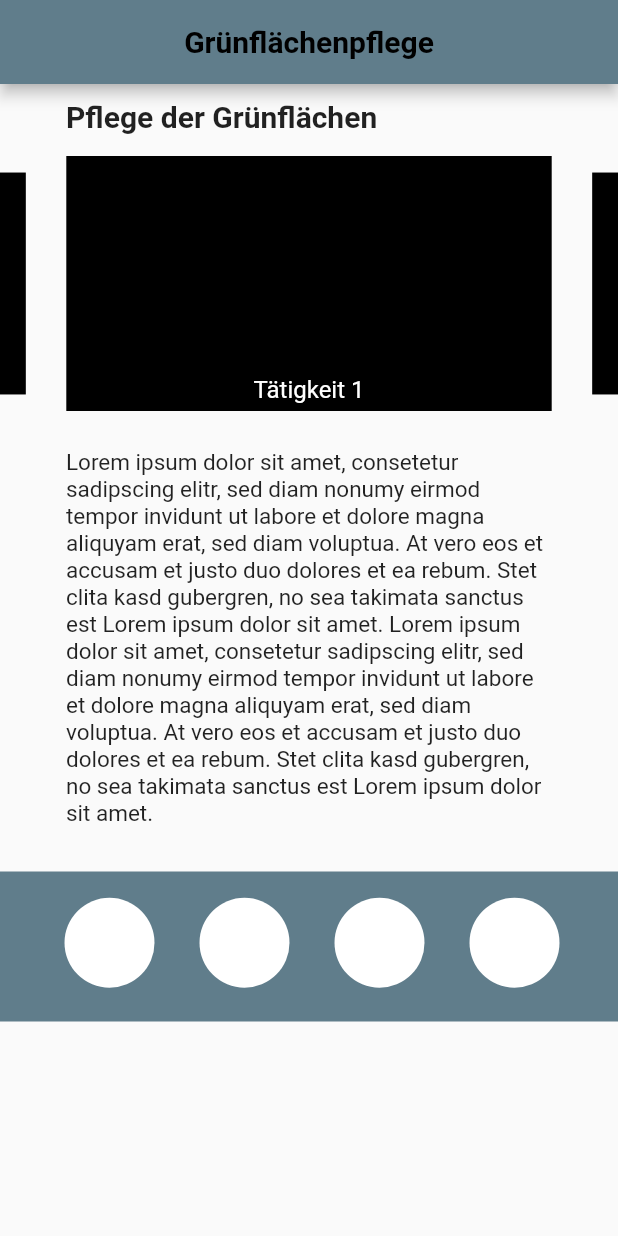
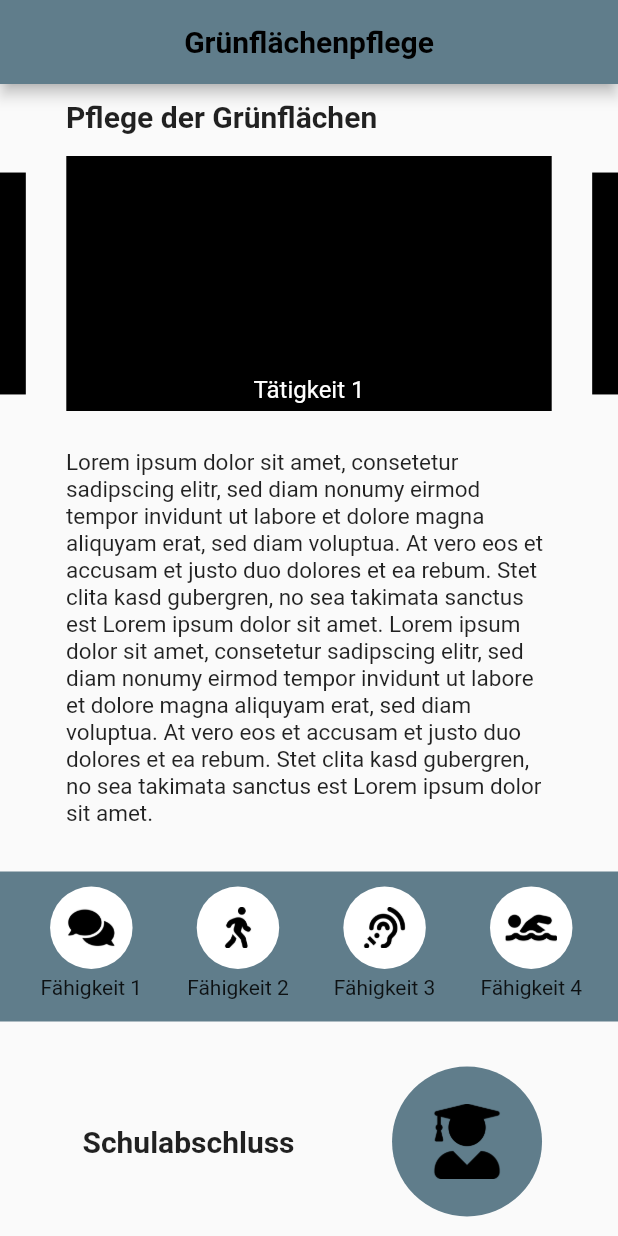
Before and after one commit to natoriouskpk/screen_jobdetails, a Flutter app: the screen it shows after launch, on a phone screen of 412 x 824 dp. Run offline on Flutter 3.47's test engine with Material 2 defaults, Android fonts, the phone set to English and light mode, and no system bars; drawn by our look-alikes of carousel_slider; network calls fail; project files that could hold a hidden picture were left out.

Commit message:
- AppBar with specific text - arrow_back_button ----------------------------- - Image of the job - Title of the job - image_carousel - job description - work activities as circles with a blue-grey background ----------------------------- - graduation text - circle_avatar with gradutation icon in it

```diff
--- a/lib/main.dart
+++ b/lib/main.dart
@@ -1,3 +1,4 @@
+import 'package:flutter/cupertino.dart';
 import 'package:flutter/material.dart';
 import 'package:carousel_slider/carousel_slider.dart';
 
@@ -135,53 +136,131 @@ class _MyHomePageState extends State<MyHomePage> {
                 child: Row(
                   children: [
                     Padding(
-                          padding: const EdgeInsets.fromLTRB(43, 10, 15, 15),
-                          child: Container(
-                            width: 60,
-                            height: 60,
-                            decoration: BoxDecoration(
-                              color: Colors.white,
-                              shape: BoxShape.circle,
+                      padding: const EdgeInsets.fromLTRB(27, 10, 15, 15),
+                      child: Column(
+                        children: [
+                          Container(
+                            width: 55,
+                            height: 55,
+                            child: CircleAvatar(
+                              backgroundColor: Colors.white,
+                              child: Image(
+                                image: AssetImage('icons/comments-solid.png'),
                               ),
                             ),
                           ),
                           Padding(
+                            padding: const EdgeInsets.fromLTRB(0, 4, 0, 0),
+                            child: Text(
+                              "Fähigkeit 1",
+                              style: TextStyle(),
+                            ),
+                          ),
+                        ],
+                      ),
+                    ),
+                    Padding(
                       padding: const EdgeInsets.fromLTRB(15, 10, 15, 15),
-                          child: Container(
-                            width: 60,
-                            height: 60,
-                            decoration: BoxDecoration(
-                              color: Colors.white,
-                              shape: BoxShape.circle,
+                      child: Column(
+                        children: [
+                          Container(
+                            width: 55,
+                            height: 55,
+                            child: CircleAvatar(
+                              backgroundColor: Colors.white,
+                              child: Image(
+                                image: AssetImage('icons/walking-solid.png'),
                               ),
                             ),
                           ),
                           Padding(
+                            padding: const EdgeInsets.fromLTRB(0, 4, 0, 0),
+                            child: Text(
+                              "Fähigkeit 2",
+                            ),
+                          ),
+                        ],
+                      ),
+                    ),
+                    Padding(
                       padding: const EdgeInsets.fromLTRB(15, 10, 15, 15),
-                          child: Container(
-                            width: 60,
-                            height: 60,
-                            decoration: BoxDecoration(
-                              color: Colors.white,
-                              shape: BoxShape.circle,
+                      child: Column(
+                        children: [
+                          Container(
+                            width: 55,
+                            height: 55,
+                            child: CircleAvatar(
+                              backgroundColor: Colors.white,
+                              child: Image(
+                                image: AssetImage(
+                                    'icons/assistive-listening-systems-solid.png'),
                               ),
                             ),
                           ),
                           Padding(
+                            padding: const EdgeInsets.fromLTRB(0, 4, 0, 0),
+                            child: Text(
+                              "Fähigkeit 3",
+                            ),
+                          ),
+                        ],
+                      ),
+                    ),
+                    Padding(
                       padding: const EdgeInsets.fromLTRB(15, 10, 17, 15),
-                          child: Container(
-                            width: 60,
-                            height: 60,
-                            decoration: BoxDecoration(
-                              color: Colors.white,
-                              shape: BoxShape.circle,
+                      child: Column(
+                        children: [
+                          Container(
+                            width: 55,
+                            height: 55,
+                            child: CircleAvatar(
+                              backgroundColor: Colors.white,
+                              child: Image(
+                                image: AssetImage('icons/swimmer-solid.png'),
                               ),
+                            ),
+                          ),
+                          Padding(
+                            padding: const EdgeInsets.fromLTRB(0, 4, 0, 0),
+                            child: Text(
+                              "Fähigkeit 4",
+                            ),
+                          ),
+                        ],
                       ),
                     ),
                   ],
                 ),
               ),
             ),
+            Padding(
+              padding: const EdgeInsets.fromLTRB(55, 30, 0, 0),
+              child: Row(
+                children: [
+                  Align(
+                    alignment: Alignment.centerLeft,
+                    child: Text(
+                      "Schulabschluss",
+                      style: TextStyle(
+                        fontWeight: FontWeight.bold,
+                        fontSize: 20,
+                      ),
+                    ),
+                  ),
+                  Padding(
+                      padding: const EdgeInsets.fromLTRB(65, 0, 40, 0),
+                      child: CircleAvatar(
+                        backgroundColor: Colors.blueGrey,
+                        minRadius: 50,
+                        maxRadius: 50,
+                        child: Image(
+                          image: AssetImage('icons/user-graduate-solid.png'),
+                        ),
+                      ),
+                  ),
+                ],
+              ),
+            )
           ],
         ));
   }
--- a/pubspec.yaml
+++ b/pubspec.yaml
@@ -36,6 +36,7 @@ dependencies:
 
   carousel_slider: ^4.0.0
 
+
 dev_dependencies:
   flutter_test:
     sdk: flutter
@@ -57,6 +58,9 @@ flutter:
   # included with your application, so that you can use the icons in
   # the material Icons class.
   uses-material-design: true
+
+  assets:
+    - icons/
 
   # To add assets to your application, add an assets section, like this:
   # assets:
```
Also changed, not shown: icons/assistive-listening-systems-solid.png (added), icons/comments-solid.png (added), icons/swimmer-solid.png (added), icons/user-graduate-solid.png (added), icons/walking-solid.png (added). Lines whose indentation alone changed are shown as unchanged.
